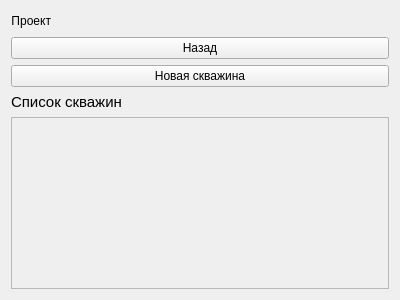
First picture: the form in resources/ui/ProjectForm.ui, repository StellarCampfire/GeoPhoto, before the edit.
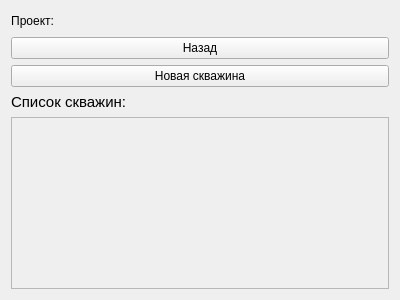
Second picture: the form after the edit.

Commit message: GEOP-2 Change labels

Diff of the .ui file:
```diff
--- a/resources/ui/ProjectForm.ui
+++ b/resources/ui/ProjectForm.ui
@@ -21,7 +21,7 @@
        <item>
         <widget class="QLabel" name="label_2">
          <property name="text">
-          <string>Проект</string>
+          <string>Проект:</string>
          </property>
          <property name="alignment">
           <set>Qt::AlignRight|Qt::AlignTrailing|Qt::AlignVCenter</set>
@@ -77,7 +77,7 @@
       </font>
      </property>
      <property name="text">
-      <string>Список скважин</string>
+      <string>Список скважин:</string>
      </property>
      <property name="alignment">
       <set>Qt::AlignLeading|Qt::AlignLeft|Qt::AlignVCenter</set>
```
The commit also changes 3 other files.
